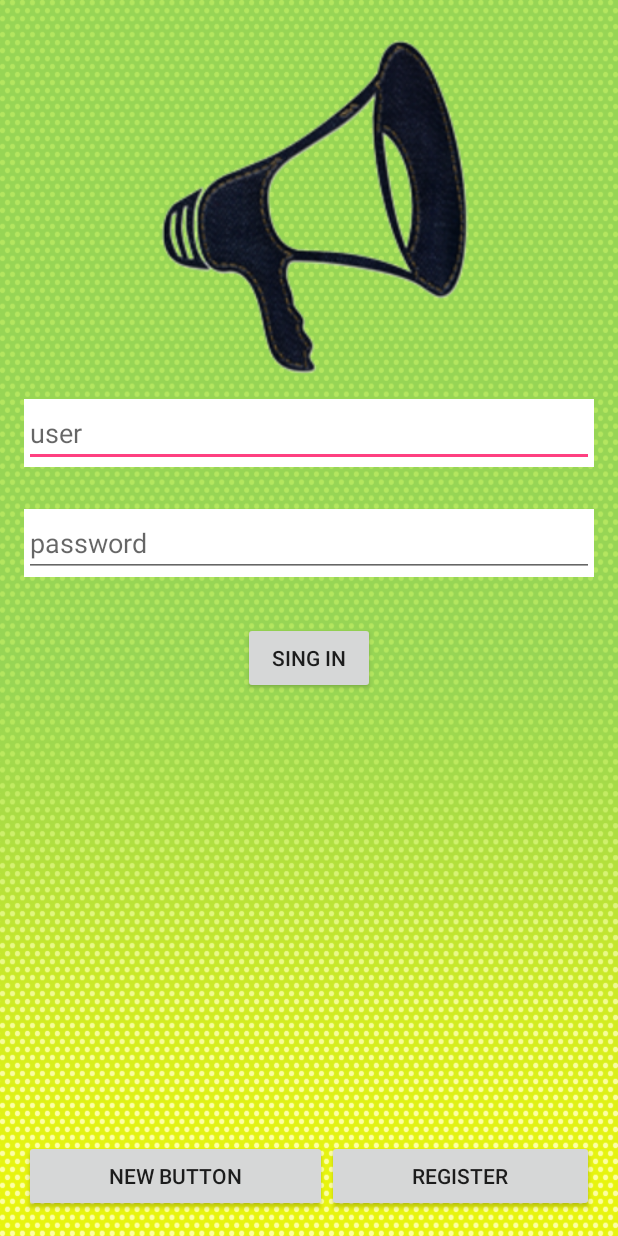
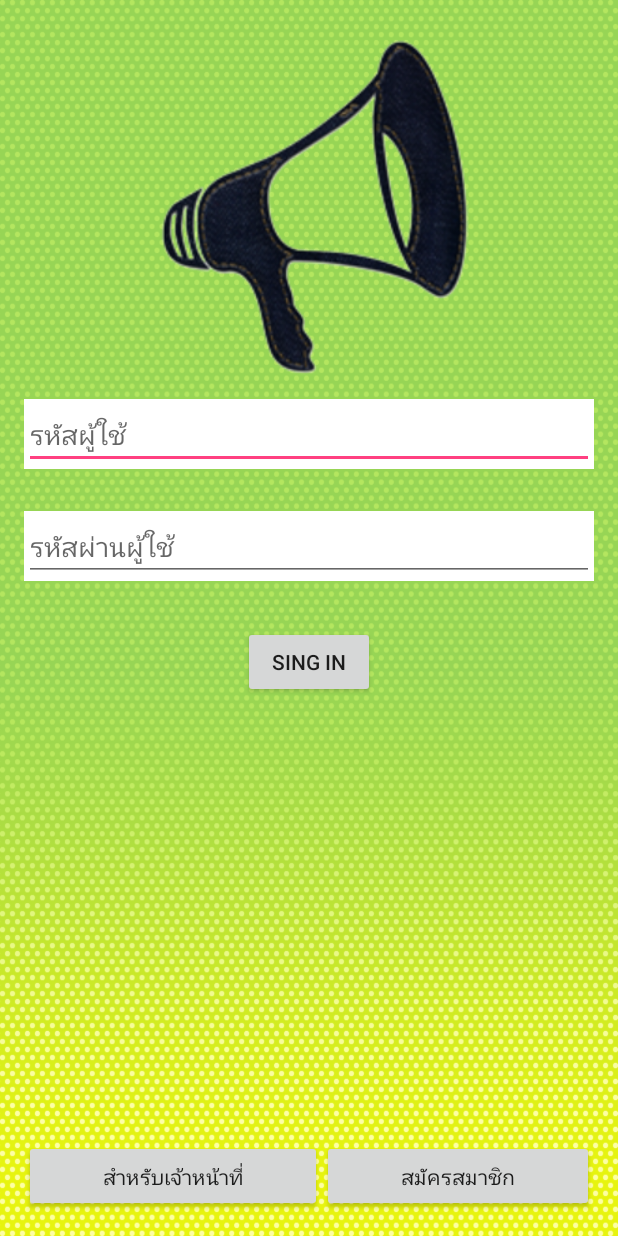
Before and after one commit to NoppadonWipusanawat/WHERE-PBRU-1-master, an Android app: the MainActivity screen opened directly, with no data from a screen before it, on a phone screen of 412 x 824 dp. Run offline under Robolectric (Android 15) with nearby library versions, the phone set to English and light mode, and no system bars.

Commit message:
ทำงาน

```diff
--- a/app/src/main/res/layout/activity_main2.xml
+++ b/app/src/main/res/layout/activity_main2.xml
@@ -42,7 +42,7 @@
             android:layout_height="wrap_content"
             android:id="@+id/editText2"
             android:layout_gravity="center_horizontal"
-            android:hint="user" />
+            android:hint="@string/user_id" />
 
     </LinearLayout>
 
@@ -63,7 +63,7 @@
             android:inputType="textPassword"
             android:ems="10"
             android:id="@+id/editText3"
-            android:hint="password" />
+            android:hint="@string/password" />
     </LinearLayout>
 
     <Button
@@ -87,14 +87,14 @@
         <Button
             android:layout_width="wrap_content"
             android:layout_height="wrap_content"
-            android:text="New Button"
+            android:text="@string/admin"
             android:id="@+id/button5"
             android:layout_weight="1" />
 
         <Button
             android:layout_width="wrap_content"
             android:layout_height="wrap_content"
-            android:text="Register"
+            android:text="@string/register"
             android:id="@+id/button6"
             android:layout_weight="1"
             android:onClick="buttomonClick1" />
--- a/app/src/main/res/values/strings.xml
+++ b/app/src/main/res/values/strings.xml
@@ -11,5 +11,8 @@
     <string name="email">อีเมล</string>
     <string name="password">รหัสผ่านผู้ใช้</string>
     <string name="phone">เบอร์โทร</string>
+    <string name="admin_id">รหัสเจ้าหน้าที่</string>
+    <string name="admin_B">ว/ด/ป เกิด</string>
+    <string name="password1">รหัสผ่านเจ้าหน้าที่</string>
 
 </resources>
```
